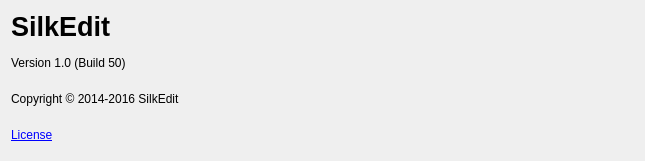
Above: widgets/src/AboutDialog.ui from silkedit/silkedit before the change. Below: the same form after it.
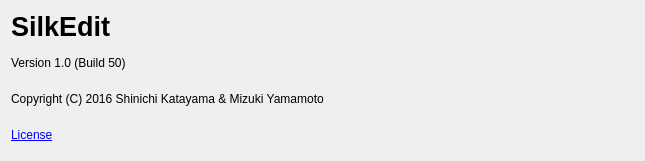
That is the form after the change.

What changed in the file:
```diff
--- a/widgets/src/AboutDialog.ui
+++ b/widgets/src/AboutDialog.ui
@@ -38,7 +38,7 @@
    <item>
     <widget class="QLabel" name="label_2">
      <property name="text">
-      <string notr="true">Copyright © 2014-2016 SilkEdit</string>
+      <string notr="true">Copyright (C) 2016 Shinichi Katayama &amp; Mizuki Yamamoto</string>
      </property>
     </widget>
    </item>
```
Left out of the diff: 2 changed lines with no effect on the pictures.
